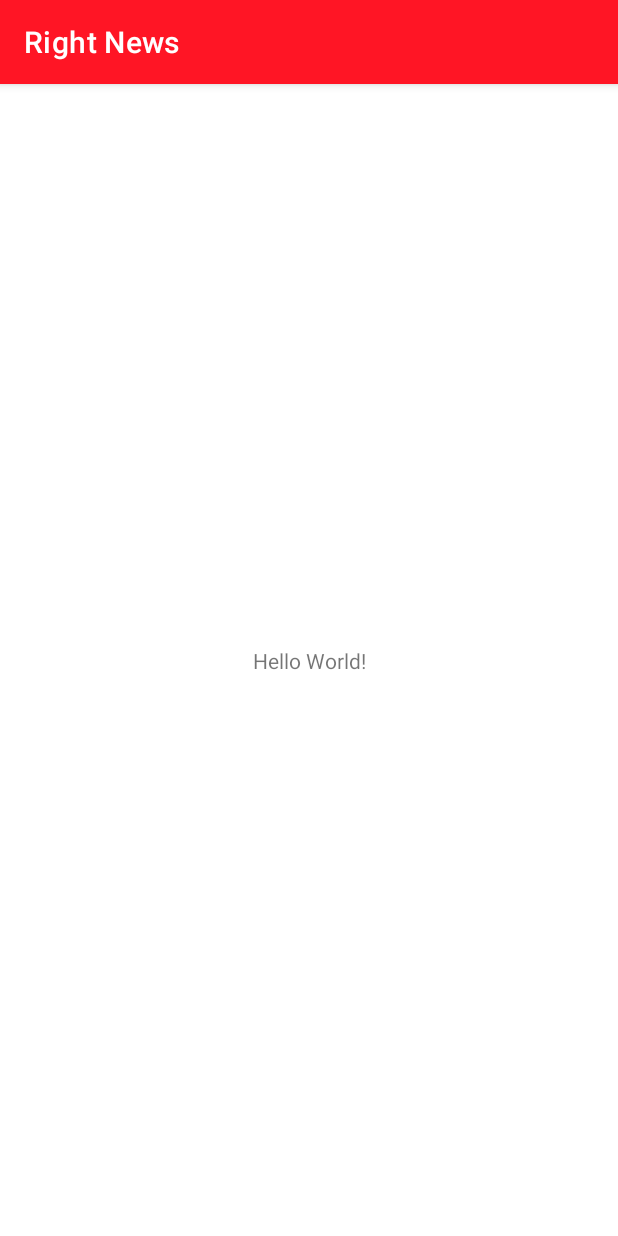
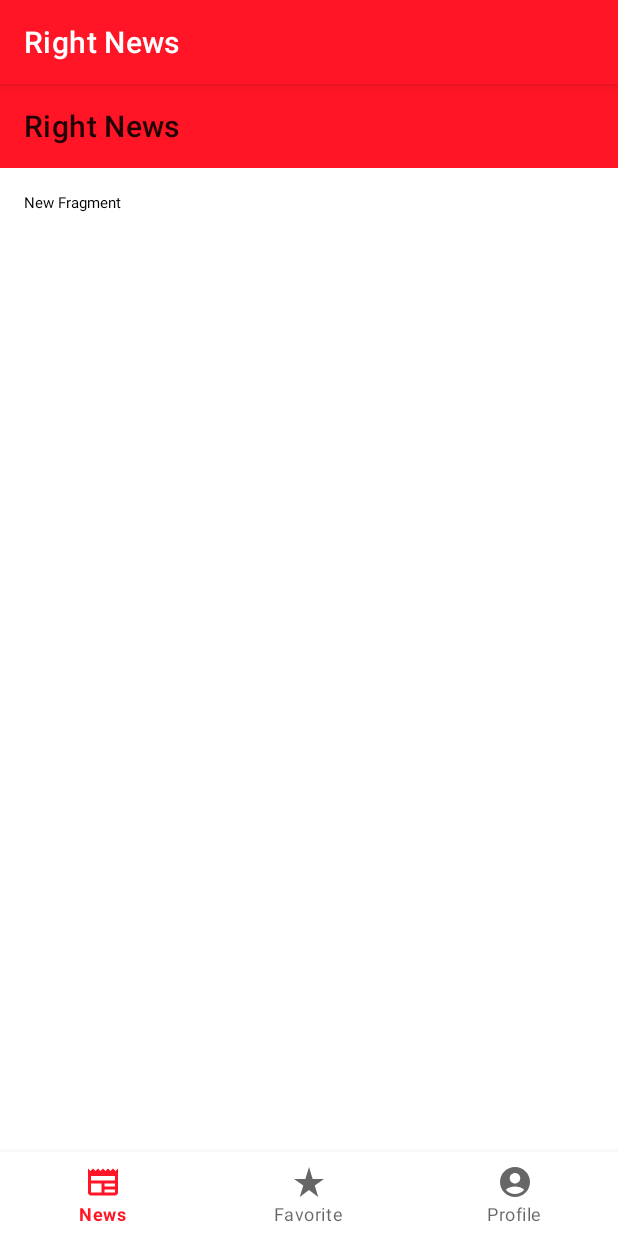
Before and after one commit to cailloutr/right-news, an Android app: the screen it shows after launch (MainActivity), on a phone screen of 412 x 824 dp. Run offline under Robolectric (Android 15) with nearby library versions, the phone set to English and light mode, and no system bars; our stand-ins replace navigation-ui.

Commit message:
Setup navigation component with bottom navigation layout, and three main fragments

```diff
--- a/app/src/main/AndroidManifest.xml
+++ b/app/src/main/AndroidManifest.xml
@@ -12,7 +12,7 @@
         android:theme="@style/Theme.RightNews"
         tools:targetApi="31">
         <activity
-            android:name=".MainActivity"
+            android:name=".ui.MainActivity"
             android:exported="true">
             <intent-filter>
                 <action android:name="android.intent.action.MAIN" />
@@ -20,6 +20,9 @@
                 <category android:name="android.intent.category.LAUNCHER" />
             </intent-filter>
         </activity>
+        <meta-data
+            android:name="preloaded_fonts"
+            android:resource="@array/preloaded_fonts" />
     </application>
 
 </manifest>
--- /dev/null
+++ b/app/src/main/java/com/cailloutr/rightnews/ui/FavoritesFragment.kt
@@ -0,0 +1,30 @@
+package com.cailloutr.rightnews.ui
+
+import android.os.Bundle
+import androidx.fragment.app.Fragment
+import android.view.LayoutInflater
+import android.view.View
+import android.view.ViewGroup
+import com.cailloutr.rightnews.R
+import com.cailloutr.rightnews.databinding.FragmentFavoritesBinding
+
+
+class FavoritesFragment : Fragment() {
+
+    private var _binding: FragmentFavoritesBinding? = null
+    val binding get() = _binding!!
+
+    override fun onCreateView(
+        inflater: LayoutInflater, container: ViewGroup?,
+        savedInstanceState: Bundle?,
+    ): View? {
+        // Inflate the layout for this fragment
+        return inflater.inflate(R.layout.fragment_favorites, container, false)
+    }
+
+    override fun onDestroyView() {
+        super.onDestroyView()
+        _binding = null
+    }
+
+}
--- /dev/null
+++ b/app/src/main/java/com/cailloutr/rightnews/ui/MainActivity.kt
@@ -0,0 +1,27 @@
+package com.cailloutr.rightnews.ui
+
+import android.os.Bundle
+import androidx.appcompat.app.AppCompatActivity
+import androidx.core.view.WindowCompat
+import androidx.navigation.fragment.NavHostFragment
+import androidx.navigation.ui.setupWithNavController
+import com.cailloutr.rightnews.R
+import com.cailloutr.rightnews.databinding.ActivityMainBinding
+
+class MainActivity : AppCompatActivity() {
+
+    private lateinit var _binding: ActivityMainBinding
+    val binding get() = _binding
+    override fun onCreate(savedInstanceState: Bundle?) {
+        super.onCreate(savedInstanceState)
+        _binding = ActivityMainBinding.inflate(layoutInflater)
+        setContentView(binding.root)
+
+        WindowCompat.setDecorFitsSystemWindows(window, false)
+
+        val navHostFragment =
+            supportFragmentManager.findFragmentById(R.id.nav_host_fragment) as NavHostFragment
+        val navController = navHostFragment.navController
+        binding.bottomNavigation.setupWithNavController(navController)
+    }
+}
--- /dev/null
+++ b/app/src/main/java/com/cailloutr/rightnews/ui/NewsFragment.kt
@@ -0,0 +1,53 @@
+package com.cailloutr.rightnews.ui
+
+import android.os.Bundle
+import android.view.LayoutInflater
+import android.view.View
+import android.view.ViewGroup
+import androidx.fragment.app.Fragment
+import androidx.navigation.fragment.findNavController
+import androidx.navigation.ui.AppBarConfiguration
+import androidx.navigation.ui.setupWithNavController
+import com.cailloutr.rightnews.R
+import com.cailloutr.rightnews.databinding.FragmentNewsBinding
+
+
+class NewsFragment : Fragment() {
+
+    private var _binding: FragmentNewsBinding? = null
+    val binding get() = _binding!!
+
+    override fun onCreateView(
+        inflater: LayoutInflater, container: ViewGroup?,
+        savedInstanceState: Bundle?,
+    ): View {
+        // Inflate the layout for this fragment
+        _binding = FragmentNewsBinding.inflate(inflater, container, false)
+        return binding.root
+    }
+
+    override fun onViewCreated(view: View, savedInstanceState: Bundle?) {
+        super.onViewCreated(view, savedInstanceState)
+        setupToolbar()
+    }
+
+    private fun setupToolbar() {
+        val navController = findNavController()
+        val appBarConfiguration = AppBarConfiguration(
+            setOf(
+                R.id.newsFragment,
+                R.id.favoritesFragment,
+                R.id.profileFragment
+            )
+        )
+
+        binding.toolbar.apply {
+            setupWithNavController(navController, appBarConfiguration)
+        }
+    }
+
+    override fun onDestroyView() {
+        super.onDestroyView()
+        _binding = null
+    }
+}
--- /dev/null
+++ b/app/src/main/java/com/cailloutr/rightnews/ui/ProfileFragment.kt
@@ -0,0 +1,30 @@
+package com.cailloutr.rightnews.ui
+
+import android.os.Bundle
+import androidx.fragment.app.Fragment
+import android.view.LayoutInflater
+import android.view.View
+import android.view.ViewGroup
+import com.cailloutr.rightnews.R
+import com.cailloutr.rightnews.databinding.FragmentProfileBinding
+
+
+class ProfileFragment : Fragment() {
+
+    private var _binding: FragmentProfileBinding? = null
+    val binding get() = _binding!!
+
+    override fun onCreateView(
+        inflater: LayoutInflater, container: ViewGroup?,
+        savedInstanceState: Bundle?,
+    ): View? {
+        // Inflate the layout for this fragment
+        return inflater.inflate(R.layout.fragment_profile, container, false)
+    }
+
+    override fun onDestroyView() {
+        super.onDestroyView()
+        _binding = null
+    }
+
+}
--- /dev/null
+++ b/app/src/main/res/drawable/ic_account_circle_24.xml
@@ -0,0 +1,5 @@
+<vector android:height="24dp" android:tint="#000000"
+    android:viewportHeight="24" android:viewportWidth="24"
+    android:width="24dp" xmlns:android="http://schemas.android.com/apk/res/android">
+    <path android:fillColor="@android:color/white" android:pathData="M12,2C6.48,2 2,6.48 2,12s4.48,10 10,10s10,-4.48 10,-10S17.52,2 12,2zM12,6c1.93,0 3.5,1.57 3.5,3.5S13.93,13 12,13s-3.5,-1.57 -3.5,-3.5S10.07,6 12,6zM12,20c-2.03,0 -4.43,-0.82 -6.14,-2.88C7.55,15.8 9.68,15 12,15s4.45,0.8 6.14,2.12C16.43,19.18 14.03,20 12,20z"/>
+</vector>
--- /dev/null
+++ b/app/src/main/res/drawable/ic_newspaper_24.xml
@@ -0,0 +1,5 @@
+<vector android:height="24dp" android:tint="#000000"
+    android:viewportHeight="24" android:viewportWidth="24"
+    android:width="24dp" xmlns:android="http://schemas.android.com/apk/res/android">
+    <path android:fillColor="@android:color/white" android:pathData="M22,3l-1.67,1.67L18.67,3L17,4.67L15.33,3l-1.66,1.67L12,3l-1.67,1.67L8.67,3L7,4.67L5.33,3L3.67,4.67L2,3v16c0,1.1 0.9,2 2,2l16,0c1.1,0 2,-0.9 2,-2V3zM11,19H4v-6h7V19zM20,19h-7v-2h7V19zM20,15h-7v-2h7V15zM20,11H4V8h16V11z"/>
+</vector>
--- /dev/null
+++ b/app/src/main/res/drawable/ic_star_rate_24.xml
@@ -0,0 +1,5 @@
+<vector android:height="24dp" android:tint="#000000"
+    android:viewportHeight="24" android:viewportWidth="24"
+    android:width="24dp" xmlns:android="http://schemas.android.com/apk/res/android">
+    <path android:fillColor="@android:color/white" android:pathData="M14.43,10l-2.43,-8l-2.43,8l-7.57,0l6.18,4.41l-2.35,7.59l6.17,-4.69l6.18,4.69l-2.35,-7.59l6.17,-4.41z"/>
+</vector>
--- a/app/src/main/res/layout/activity_main.xml
+++ b/app/src/main/res/layout/activity_main.xml
@@ -4,15 +4,27 @@
     xmlns:tools="http://schemas.android.com/tools"
     android:layout_width="match_parent"
     android:layout_height="match_parent"
-    tools:context=".MainActivity">
+    tools:context=".ui.MainActivity">
 
-    <TextView
-        android:layout_width="wrap_content"
-        android:layout_height="wrap_content"
-        android:text="Hello World!"
+    <androidx.fragment.app.FragmentContainerView
+        android:id="@+id/nav_host_fragment"
+        android:name="androidx.navigation.fragment.NavHostFragment"
+        android:layout_width="0dp"
+        android:layout_height="0dp"
+        app:defaultNavHost="true"
         app:layout_constraintBottom_toBottomOf="parent"
         app:layout_constraintEnd_toEndOf="parent"
         app:layout_constraintStart_toStartOf="parent"
-        app:layout_constraintTop_toTopOf="parent" />
+        app:layout_constraintTop_toTopOf="parent"
+        app:navGraph="@navigation/nav_graph" />
+
+    <com.google.android.material.bottomnavigation.BottomNavigationView
+        android:id="@+id/bottom_navigation"
+        android:layout_width="0dp"
+        android:layout_height="wrap_content"
+        app:layout_constraintBottom_toBottomOf="parent"
+        app:layout_constraintEnd_toEndOf="parent"
+        app:layout_constraintStart_toStartOf="parent"
+        app:menu="@menu/bottom_navigation_menu" />
 
 </androidx.constraintlayout.widget.ConstraintLayout>
--- /dev/null
+++ b/app/src/main/res/layout/fragment_favorites.xml
@@ -0,0 +1,13 @@
+<?xml version="1.0" encoding="utf-8"?>
+<FrameLayout xmlns:android="http://schemas.android.com/apk/res/android"
+    xmlns:tools="http://schemas.android.com/tools"
+    android:layout_width="match_parent"
+    android:layout_height="match_parent"
+    tools:context=".ui.FavoritesFragment">
+
+    <TextView
+        android:layout_width="match_parent"
+        android:layout_height="match_parent"
+        android:text="Favorite Fragment" />
+
+</FrameLayout>
--- /dev/null
+++ b/app/src/main/res/layout/fragment_news.xml
@@ -0,0 +1,35 @@
+<?xml version="1.0" encoding="utf-8"?>
+<androidx.constraintlayout.widget.ConstraintLayout xmlns:android="http://schemas.android.com/apk/res/android"
+    xmlns:app="http://schemas.android.com/apk/res-auto"
+    xmlns:tools="http://schemas.android.com/tools"
+    android:layout_width="match_parent"
+    android:layout_height="match_parent"
+    android:fitsSystemWindows="true"
+    tools:context=".ui.NewsFragment">
+
+    <com.google.android.material.appbar.AppBarLayout
+        android:id="@+id/toolbar_layout"
+        android:layout_width="0dp"
+        android:layout_height="wrap_content"
+        android:fitsSystemWindows="true"
+        app:elevation="0dp"
+        app:layout_constraintEnd_toEndOf="parent"
+        app:layout_constraintStart_toStartOf="parent"
+        app:layout_constraintTop_toTopOf="parent">
+
+        <androidx.appcompat.widget.Toolbar
+            android:id="@+id/toolbar"
+            android:layout_width="match_parent"
+            android:layout_height="?attr/actionBarSize" />
+    </com.google.android.material.appbar.AppBarLayout>
+
+    <TextView
+        android:layout_width="match_parent"
+        android:layout_height="wrap_content"
+        android:layout_margin="16dp"
+        android:text="New Fragment"
+        android:textAppearance="@style/TextAppearance.RightNews.Body1"
+        app:layout_constraintTop_toBottomOf="@id/toolbar_layout"
+        tools:layout_editor_absoluteX="16dp" />
+
+</androidx.constraintlayout.widget.ConstraintLayout>
--- /dev/null
+++ b/app/src/main/res/layout/fragment_profile.xml
@@ -0,0 +1,13 @@
+<?xml version="1.0" encoding="utf-8"?>
+<FrameLayout xmlns:android="http://schemas.android.com/apk/res/android"
+    xmlns:tools="http://schemas.android.com/tools"
+    android:layout_width="match_parent"
+    android:layout_height="match_parent"
+    tools:context=".ui.ProfileFragment">
+
+    <TextView
+        android:layout_width="match_parent"
+        android:layout_height="match_parent"
+        android:text="Profile Fragment" />
+
+</FrameLayout>
--- /dev/null
+++ b/app/src/main/res/menu/bottom_navigation_menu.xml
@@ -0,0 +1,18 @@
+<?xml version="1.0" encoding="utf-8"?>
+<menu xmlns:android="http://schemas.android.com/apk/res/android">
+    <item
+        android:id="@+id/newsFragment"
+        android:enabled="true"
+        android:icon="@drawable/ic_newspaper_24"
+        android:title="@string/title_news"/>
+    <item
+        android:id="@+id/favoritesFragment"
+        android:enabled="true"
+        android:icon="@drawable/ic_star_rate_24"
+        android:title="@string/title_favorite"/>
+    <item
+        android:id="@+id/profileFragment"
+        android:enabled="true"
+        android:icon="@drawable/ic_account_circle_24"
+        android:title="@string/title_profile"/>
+</menu>
--- /dev/null
+++ b/app/src/main/res/navigation/nav_graph.xml
@@ -0,0 +1,23 @@
+<?xml version="1.0" encoding="utf-8"?>
+<navigation xmlns:android="http://schemas.android.com/apk/res/android"
+    xmlns:app="http://schemas.android.com/apk/res-auto"
+    xmlns:tools="http://schemas.android.com/tools"
+    android:id="@+id/nav_graph"
+    app:startDestination="@id/newsFragment">
+
+    <fragment
+        android:id="@+id/newsFragment"
+        android:name="com.cailloutr.rightnews.ui.NewsFragment"
+        android:label="Right News"
+        tools:layout="@layout/fragment_news" />
+    <fragment
+        android:id="@+id/favoritesFragment"
+        android:name="com.cailloutr.rightnews.ui.FavoritesFragment"
+        android:label="Favorites"
+        tools:layout="@layout/fragment_favorites" />
+    <fragment
+        android:id="@+id/profileFragment"
+        android:name="com.cailloutr.rightnews.ui.ProfileFragment"
+        android:label="Profile"
+        tools:layout="@layout/fragment_profile" />
+</navigation>
--- a/app/src/main/res/values/strings.xml
+++ b/app/src/main/res/values/strings.xml
@@ -1,3 +1,7 @@
 <resources>
     <string name="app_name">Right News</string>
+    <string name="title_news">News</string>
+    <string name="title_favorite">Favorite</string>
+    <string name="title_profile">Profile</string>
+
 </resources>
```
